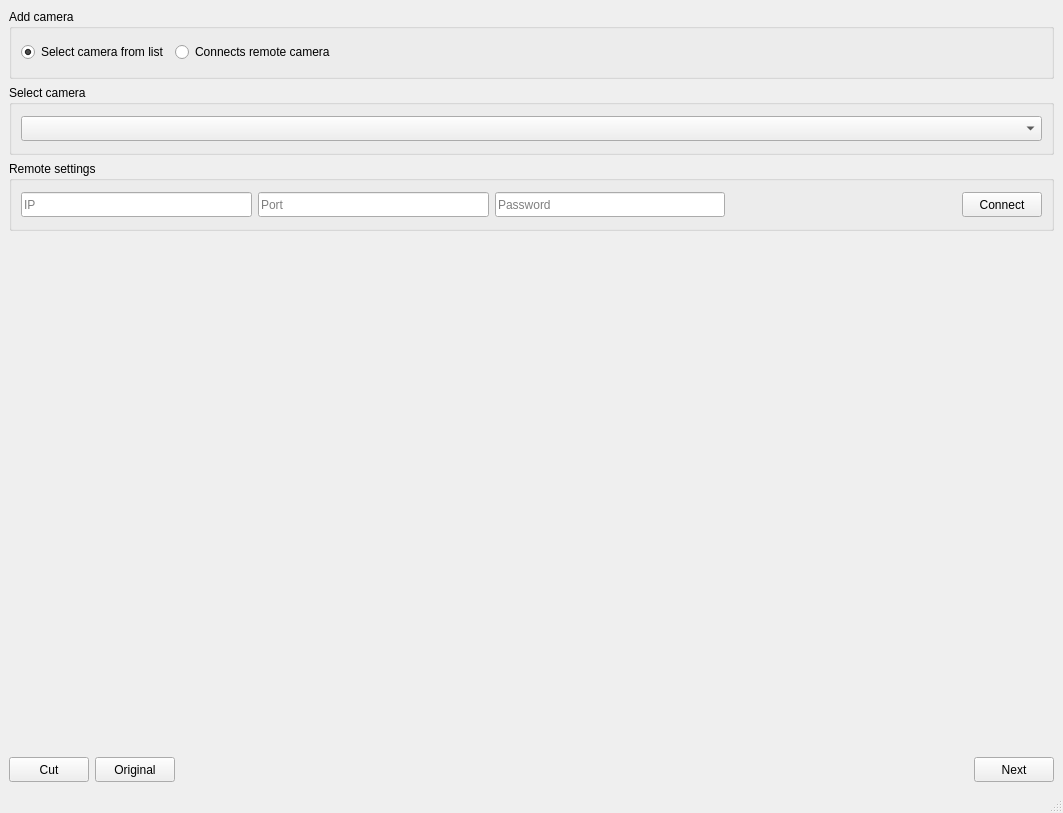
Old version of the form Observer/selectcamera.ui in the repository Netmisha/observer.
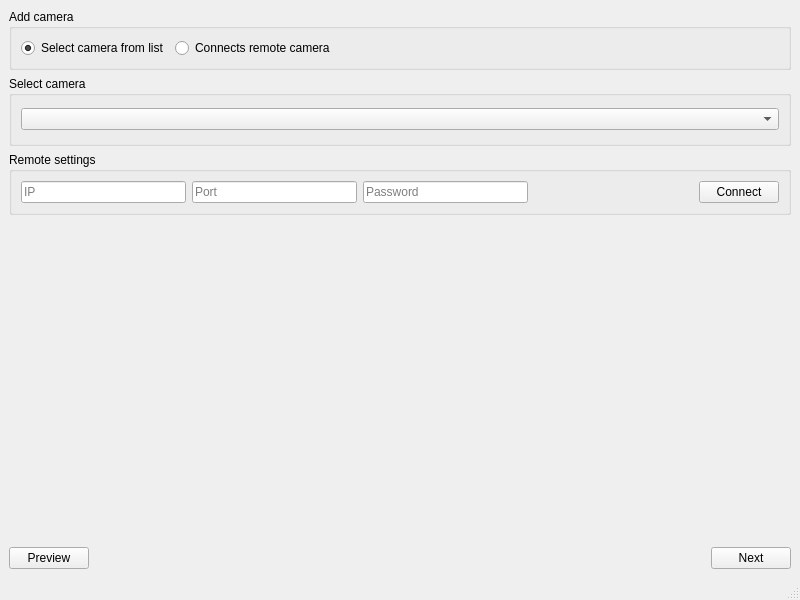
New version of the form. Custom widgets are drawn as their Qt base class.

The edit to the form file:
```diff
--- a/Observer/selectcamera.ui
+++ b/Observer/selectcamera.ui
@@ -6,37 +6,19 @@
    <rect>
     <x>0</x>
     <y>0</y>
-    <width>1063</width>
-    <height>813</height>
+    <width>800</width>
+    <height>600</height>
    </rect>
   </property>
-  <property name="sizePolicy">
-   <sizepolicy hsizetype="Fixed" vsizetype="Fixed">
-    <horstretch>0</horstretch>
-    <verstretch>0</verstretch>
-   </sizepolicy>
-  </property>
   <property name="windowTitle">
    <string>Add camera</string>
   </property>
   <widget class="QWidget" name="centralwidget">
    <layout class="QVBoxLayout" name="verticalLayout_4">
     <item>
-     <layout class="QVBoxLayout" name="verticalLayout_3" stretch="0,0,0,0,0">
+     <layout class="QVBoxLayout" name="verticalLayout_3" stretch="0,0,0,5,0">
       <item>
        <widget class="QGroupBox" name="groupBox">
-        <property name="sizePolicy">
-         <sizepolicy hsizetype="Preferred" vsizetype="Fixed">
-          <horstretch>0</horstretch>
-          <verstretch>0</verstretch>
-         </sizepolicy>
-        </property>
-        <property name="minimumSize">
-         <size>
-          <width>0</width>
-          <height>70</height>
-         </size>
-        </property>
         <property name="maximumSize">
          <size>
           <width>16777215</width>
@@ -86,12 +68,6 @@
       </item>
       <item>
        <widget class="QGroupBox" name="select_cameraBox">
-        <property name="sizePolicy">
-         <sizepolicy hsizetype="Preferred" vsizetype="Fixed">
-          <horstretch>0</horstretch>
-          <verstretch>0</verstretch>
-         </sizepolicy>
-        </property>
         <property name="minimumSize">
          <size>
           <width>0</width>
@@ -109,32 +85,13 @@
         </property>
         <layout class="QVBoxLayout" name="verticalLayout_5">
          <item>
-          <widget class="QComboBox" name="list_of_cameras_comboBox">
-           <property name="minimumSize">
-            <size>
-             <width>0</width>
-             <height>25</height>
-            </size>
-           </property>
-          </widget>
+          <widget class="QComboBox" name="list_of_cameras_comboBox"/>
          </item>
         </layout>
        </widget>
       </item>
       <item>
        <widget class="QGroupBox" name="remote_settingBox">
-        <property name="sizePolicy">
-         <sizepolicy hsizetype="Preferred" vsizetype="Fixed">
-          <horstretch>0</horstretch>
-          <verstretch>0</verstretch>
-         </sizepolicy>
-        </property>
-        <property name="minimumSize">
-         <size>
-          <width>0</width>
-          <height>70</height>
-         </size>
-        </property>
         <property name="maximumSize">
          <size>
           <width>16777215</width>
@@ -149,12 +106,6 @@
           <layout class="QHBoxLayout" name="horizontalLayout_2">
            <item>
             <widget class="QLineEdit" name="camera_ipEdit">
-             <property name="minimumSize">
-              <size>
-               <width>0</width>
-               <height>25</height>
-              </size>
-             </property>
              <property name="placeholderText">
               <string>IP</string>
              </property>
@@ -162,12 +113,6 @@
            </item>
            <item>
             <widget class="QLineEdit" name="camera_portEdit">
-             <property name="minimumSize">
-              <size>
-               <width>0</width>
-               <height>25</height>
-              </size>
-             </property>
              <property name="placeholderText">
               <string>Port</string>
              </property>
@@ -175,12 +120,6 @@
            </item>
            <item>
             <widget class="QLineEdit" name="camera_passwordEdit">
-             <property name="minimumSize">
-              <size>
-               <width>0</width>
-               <height>25</height>
-              </size>
-             </property>
              <property name="echoMode">
               <enum>QLineEdit::Password</enum>
              </property>
@@ -191,12 +130,6 @@
            </item>
            <item>
             <spacer name="horizontalSpacer">
-             <property name="minimumSize">
-              <size>
-               <width>0</width>
-               <height>25</height>
-              </size>
-             </property>
              <property name="orientation">
               <enum>Qt::Horizontal</enum>
              </property>
@@ -210,12 +143,6 @@
            </item>
            <item>
             <widget class="QPushButton" name="camera_connectButton">
-             <property name="minimumSize">
-              <size>
-               <width>0</width>
-               <height>25</height>
-              </size>
-             </property>
              <property name="text">
               <string>Connect</string>
              </property>
@@ -227,191 +154,12 @@
        </widget>
       </item>
       <item>
-       <widget class="CQtOpenCVViewerGl" name="opencv_view" native="true">
-        <property name="sizePolicy">
-         <sizepolicy hsizetype="Expanding" vsizetype="Expanding">
-          <horstretch>0</horstretch>
-          <verstretch>0</verstretch>
-         </sizepolicy>
-        </property>
-        <property name="minimumSize">
-         <size>
-          <width>780</width>
-          <height>400</height>
-         </size>
-        </property>
-        <layout class="QVBoxLayout" name="verticalLayout_6">
-         <property name="spacing">
-          <number>0</number>
-         </property>
-         <property name="leftMargin">
-          <number>0</number>
-         </property>
-         <property name="topMargin">
-          <number>0</number>
-         </property>
-         <property name="rightMargin">
-          <number>0</number>
-         </property>
-         <property name="bottomMargin">
-          <number>0</number>
-         </property>
-         <item>
-          <widget class="myFrame" name="frame">
-           <property name="sizePolicy">
-            <sizepolicy hsizetype="Expanding" vsizetype="Expanding">
-             <horstretch>0</horstretch>
-             <verstretch>0</verstretch>
-            </sizepolicy>
-           </property>
-           <property name="frameShape">
-            <enum>QFrame::NoFrame</enum>
-           </property>
-           <property name="frameShadow">
-            <enum>QFrame::Plain</enum>
-           </property>
-           <property name="lineWidth">
-            <number>0</number>
-           </property>
-           <widget class="MovableFrame" name="frame_point_4">
-            <property name="geometry">
-             <rect>
-              <x>200</x>
-              <y>230</y>
-              <width>5</width>
-              <height>5</height>
-             </rect>
-            </property>
-            <property name="sizePolicy">
-             <sizepolicy hsizetype="Fixed" vsizetype="Fixed">
-              <horstretch>0</horstretch>
-              <verstretch>0</verstretch>
-             </sizepolicy>
-            </property>
-            <property name="cursor">
-             <cursorShape>SizeBDiagCursor</cursorShape>
-            </property>
-            <property name="styleSheet">
-             <string notr="true"/>
-            </property>
-            <property name="frameShape">
-             <enum>QFrame::NoFrame</enum>
-            </property>
-            <property name="frameShadow">
-             <enum>QFrame::Plain</enum>
-            </property>
-            <property name="lineWidth">
-             <number>0</number>
-            </property>
-           </widget>
-           <widget class="MovableFrame" name="frame_point_2">
-            <property name="geometry">
-             <rect>
-              <x>370</x>
-              <y>100</y>
-              <width>5</width>
-              <height>5</height>
-             </rect>
-            </property>
-            <property name="sizePolicy">
-             <sizepolicy hsizetype="Fixed" vsizetype="Fixed">
-              <horstretch>0</horstretch>
-              <verstretch>0</verstretch>
-             </sizepolicy>
-            </property>
-            <property name="cursor">
-             <cursorShape>SizeBDiagCursor</cursorShape>
-            </property>
-            <property name="styleSheet">
-             <string notr="true"/>
-            </property>
-            <property name="frameShape">
-             <enum>QFrame::NoFrame</enum>
-            </property>
-            <property name="frameShadow">
-             <enum>QFrame::Plain</enum>
-            </property>
-            <property name="lineWidth">
-             <number>0</number>
-            </property>
-           </widget>
-           <widget class="MovableFrame" name="frame_point_3">
-            <property name="geometry">
-             <rect>
-              <x>370</x>
-              <y>230</y>
-              <width>5</width>
-              <height>5</height>
-             </rect>
-            </property>
-            <property name="sizePolicy">
-             <sizepolicy hsizetype="Fixed" vsizetype="Fixed">
-              <horstretch>0</horstretch>
-              <verstretch>0</verstretch>
-             </sizepolicy>
-            </property>
-            <property name="cursor">
-             <cursorShape>SizeFDiagCursor</cursorShape>
-            </property>
-            <property name="styleSheet">
-             <string notr="true"/>
-            </property>
-            <property name="frameShape">
-             <enum>QFrame::NoFrame</enum>
-            </property>
-            <property name="frameShadow">
-             <enum>QFrame::Plain</enum>
-            </property>
-            <property name="lineWidth">
-             <number>0</number>
-            </property>
-           </widget>
-           <widget class="MovableFrame" name="frame_point_1">
-            <property name="geometry">
-             <rect>
-              <x>200</x>
-              <y>110</y>
-              <width>5</width>
-              <height>5</height>
-             </rect>
-            </property>
-            <property name="sizePolicy">
-             <sizepolicy hsizetype="Fixed" vsizetype="Fixed">
-              <horstretch>0</horstretch>
-              <verstretch>0</verstretch>
-             </sizepolicy>
-            </property>
-            <property name="cursor">
-             <cursorShape>SizeFDiagCursor</cursorShape>
-            </property>
-            <property name="styleSheet">
-             <string notr="true"/>
-            </property>
-            <property name="frameShape">
-             <enum>QFrame::NoFrame</enum>
-            </property>
-            <property name="frameShadow">
-             <enum>QFrame::Plain</enum>
-            </property>
-            <property name="lineWidth">
-             <number>0</number>
-            </property>
-           </widget>
-          </widget>
-         </item>
-        </layout>
-       </widget>
+       <widget class="CQtOpenCVViewerGl" name="opencv_view" native="true"/>
       </item>
       <item>
        <layout class="QHBoxLayout" name="horizontalLayout_3">
         <item>
-         <widget class="QPushButton" name="cutButton">
-          <property name="minimumSize">
-           <size>
-            <width>0</width>
-            <height>25</height>
-           </size>
-          </property>
+         <widget class="QPushButton" name="previewButton">
           <property name="maximumSize">
            <size>
             <width>16777215</width>
@@ -419,32 +167,7 @@
            </size>
           </property>
           <property name="text">
-           <string>Cut</string>
-          </property>
-         </widget>
-        </item>
-        <item>
-         <widget class="QPushButton" name="originalButton">
-          <property name="sizePolicy">
-           <sizepolicy hsizetype="Fixed" vsizetype="Fixed">
-            <horstretch>0</horstretch>
-            <verstretch>0</verstretch>
-           </sizepolicy>
-          </property>
-          <property name="minimumSize">
-           <size>
-            <width>0</width>
-            <height>25</height>
-           </size>
-          </property>
-          <property name="maximumSize">
-           <size>
-            <width>16777215</width>
-            <height>25</height>
-           </size>
-          </property>
-          <property name="text">
-           <string>Original</string>
+           <string>Preview</string>
           </property>
          </widget>
         </item>
@@ -456,19 +179,13 @@
           <property name="sizeHint" stdset="0">
            <size>
             <width>40</width>
-            <height>25</height>
+            <height>20</height>
            </size>
           </property>
          </spacer>
         </item>
         <item>
          <widget class="QPushButton" name="nextButton">
-          <property name="minimumSize">
-           <size>
-            <width>0</width>
-            <height>25</height>
-           </size>
-          </property>
           <property name="maximumSize">
            <size>
             <width>16777215</width>
@@ -495,18 +212,6 @@
    <header>cqtopencvviewergl.h</header>
    <container>1</container>
   </customwidget>
-  <customwidget>
-   <class>myFrame</class>
-   <extends>QFrame</extends>
-   <header location="global">myframe.h</header>
-   <container>1</container>
-  </customwidget>
-  <customwidget>
-   <class>MovableFrame</class>
-   <extends>QFrame</extends>
-   <header location="global">movableframe.h</header>
-   <container>1</container>
-  </customwidget>
  </customwidgets>
  <resources/>
  <connections/>
```
